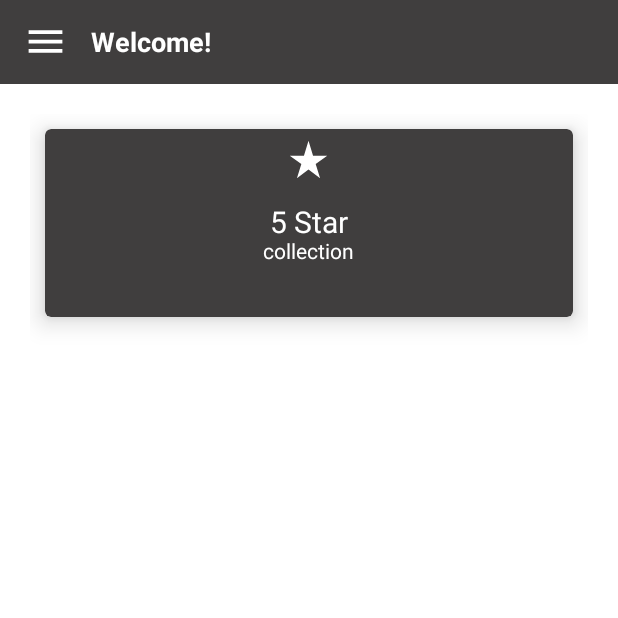
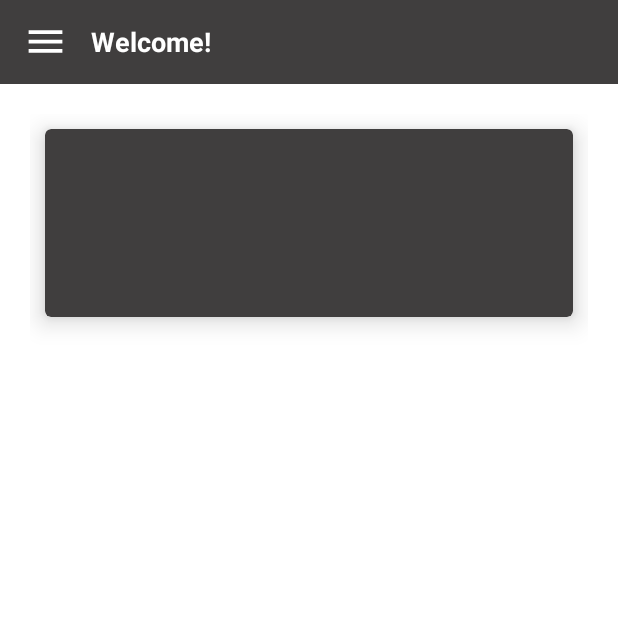
Before and after one commit to KanuKim97/whats_eat, an Android app: the screen it shows after launch once a user with an empty profile is signed in (MainActivity), on a phone screen of 412 x 824 dp, the top half of it. Run offline under Robolectric (Android 15) with nearby library versions, the phone set to English and light mode, and no system bars; our stand-ins replace Firebase (no records; nobody signed in at launch, a user with empty details on screens opened directly), navigation-ui; Roboto replaces fonts that are not available here; 2 statements that could not run were skipped.

Commit message:
add package Model&remote
add package Model&remote

```diff
--- /dev/null
+++ b/app/src/main/java/com/example/whats_eat/Model/Geometry.kt
@@ -0,0 +1,6 @@
+package com.example.whats_eat.Model
+
+class Geometry {
+    var viewport:Viewport? = null
+    var location:Location? = null
+}
--- /dev/null
+++ b/app/src/main/java/com/example/whats_eat/Model/Location.kt
@@ -0,0 +1,6 @@
+package com.example.whats_eat.Model
+
+class Location {
+    var lat : Double = 0.0
+    var lng : Double = 0.0
+}
--- /dev/null
+++ b/app/src/main/java/com/example/whats_eat/Model/OpeningHours.kt
@@ -0,0 +1,6 @@
+package com.example.whats_eat.Model
+
+class OpeningHours {
+    var open_now : Boolean = false
+    var weekday_text : Array<String>? = null
+}
--- /dev/null
+++ b/app/src/main/java/com/example/whats_eat/Model/Southwest.kt
@@ -0,0 +1,6 @@
+package com.example.whats_eat.Model
+
+class Southwest {
+    var lat : Double = 0.0
+    var lng : Double = 0.0
+}
--- /dev/null
+++ b/app/src/main/java/com/example/whats_eat/Model/Viewport.kt
@@ -0,0 +1,6 @@
+package com.example.whats_eat.Model
+
+class Viewport {
+    var northeast : Northeast? = null
+    var southeast : Southwest? = null
+}
--- a/app/src/main/java/com/example/whats_eat/remote/IGoogleAPIService.kt
+++ b/app/src/main/java/com/example/whats_eat/remote/IGoogleAPIService.kt
@@ -1,5 +1,6 @@
 package com.example.whats_eat.remote
 
+import com.example.whats_eat.Model.Myplaces
 import retrofit2.Call
 import retrofit2.http.GET
 import retrofit2.http.Url
@@ -7,5 +8,5 @@ import retrofit2.http.Url
 
 interface IGoogleAPIService {
     @GET
-    fun getNearbyPlaces(@Url url:String) : Call<>
+    fun getNearbyPlaces(@Url url:String) : Call<Myplaces>
 }
--- a/app/src/main/res/layout/fragment_main.xml
+++ b/app/src/main/res/layout/fragment_main.xml
@@ -27,37 +27,9 @@
                 android:layout_height="match_parent"
                 android:padding="5dp">
 
-                <ImageView
-                    android:layout_width="30dp"
-                    android:layout_height="30dp"
-                    android:src="@drawable/ic_rate"
-                    android:layout_centerHorizontal="true" />
-
-                <TextView
-                    android:id="@+id/profile_rate_num"
-                    android:layout_width="wrap_content"
-                    android:layout_height="wrap_content"
-                    android:layout_centerInParent="true"
-                    android:text="5 Star"
-                    android:textColor="@color/white"
-                    android:textSize="20sp"
-                    android:includeFontPadding="false" />
-
-                <TextView
-                    android:id="@+id/profile_rate_desc"
-                    android:layout_width="wrap_content"
-                    android:layout_height="wrap_content"
-                    android:layout_below="@+id/profile_rate_num"
-                    android:layout_centerHorizontal="true"
-                    android:text="collection"
-                    android:textColor="@color/white"
-                    android:textSize="14sp"
-                    android:includeFontPadding="false" />
-
             </RelativeLayout>
 
         </com.google.android.material.card.MaterialCardView>
-
 
     </LinearLayout>
 
```
Also changed, not shown: app/src/main/java/com/example/whats_eat/Model/Myplaces.kt (added, +10 -0 lines), app/src/main/java/com/example/whats_eat/Model/Northeast.kt (added, +7 -0 lines), app/src/main/java/com/example/whats_eat/Model/Photos.kt (added, +8 -0 lines), app/src/main/java/com/example/whats_eat/Model/Results.kt (added, +18 -0 lines), app/src/main/java/com/example/whats_eat/remote/RetrofitClient.kt (added, +21 -0 lines).
